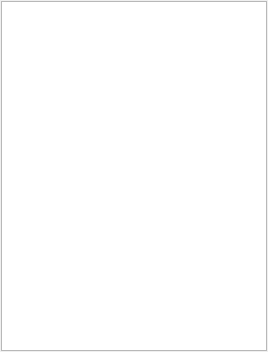
snaress/studio, file tools/maya/util/toolManager/ui/toolManager.ui: the form before one commit.
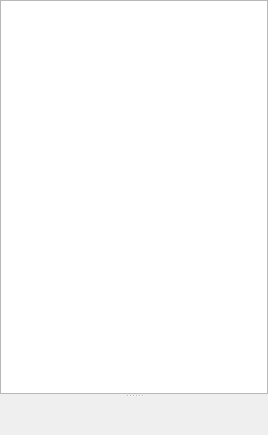
The form after the commit.

```diff
--- a/tools/maya/util/toolManager/ui/toolManager.ui
+++ b/tools/maya/util/toolManager/ui/toolManager.ui
@@ -7,7 +7,7 @@
     <x>0</x>
     <y>0</y>
     <width>268</width>
-    <height>352</height>
+    <height>435</height>
    </rect>
   </property>
   <property name="windowTitle">
@@ -15,16 +15,17 @@
   </property>
   <widget class="QWidget" name="centralwidget">
    <layout class="QGridLayout" name="gridLayout">
-    <property name="horizontalSpacing">
-     <number>1</number>
-    </property>
-    <property name="verticalSpacing">
-     <number>0</number>
-    </property>
     <property name="margin">
-     <number>1</number>
+     <number>0</number>
+    </property>
+    <property name="spacing">
+     <number>0</number>
     </property>
     <item row="0" column="0">
+     <widget class="QSplitter" name="splitter">
+      <property name="orientation">
+       <enum>Qt::Vertical</enum>
+      </property>
      <widget class="QTreeWidget" name="twTools">
       <attribute name="headerVisible">
        <bool>false</bool>
@@ -34,6 +35,14 @@
         <string notr="true">1</string>
        </property>
       </column>
+      </widget>
+      <widget class="QFrame" name="vfToolBox">
+       <layout class="QVBoxLayout" name="vlToolBox">
+        <property name="spacing">
+         <number>1</number>
+        </property>
+       </layout>
+      </widget>
      </widget>
     </item>
    </layout>
```
Lines whose indentation alone changed are shown as unchanged.
